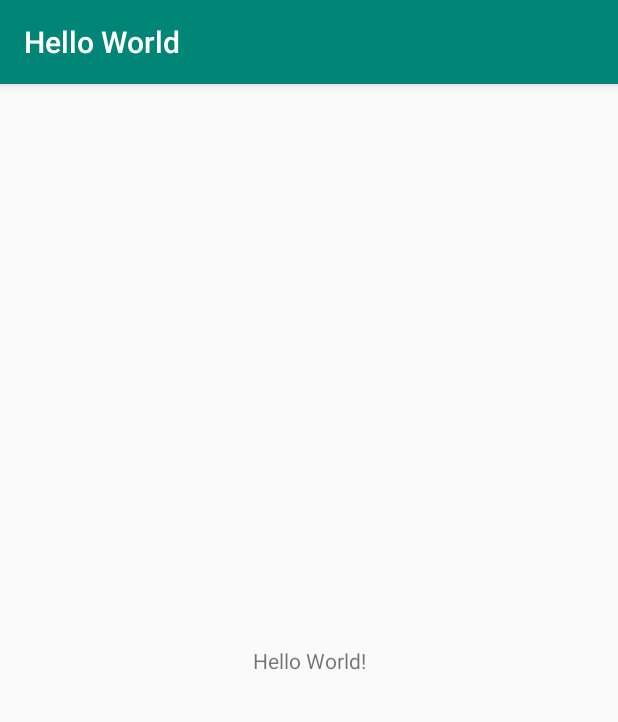
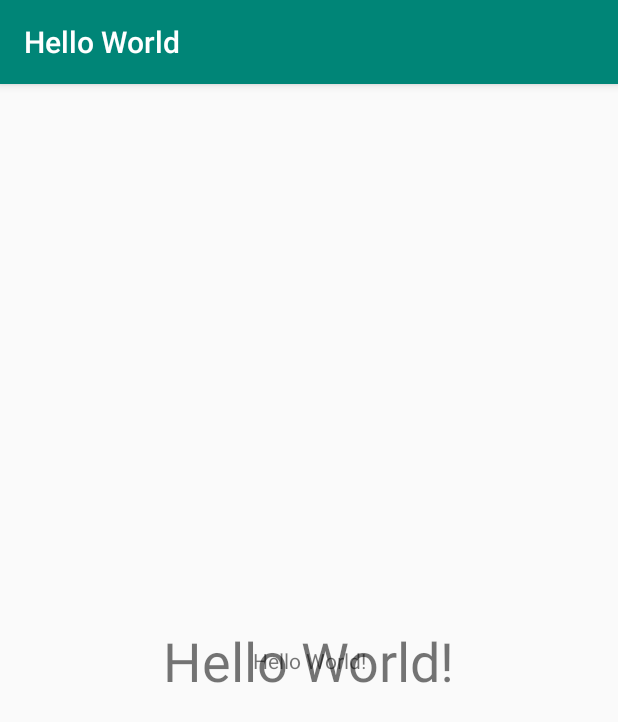
Before and after one commit to CMSC-23-B-8L/exercise-0-ridiculoys, an Android app: the screen it shows after launch (MainActivity), on a phone screen of 412 x 824 dp. Shown: the top 722 px of the screen. Run offline under Robolectric (Android 15) with nearby library versions, the phone set to English and light mode, and no system bars.

Commit message:
created the hello world file in android studio

```diff
--- a/app/src/main/res/layout/activity_main.xml
+++ b/app/src/main/res/layout/activity_main.xml
@@ -14,6 +14,17 @@
         app:layout_constraintBottom_toBottomOf="parent"
         app:layout_constraintLeft_toLeftOf="parent"
         app:layout_constraintRight_toRightOf="parent"
+        app:layout_constraintTop_toTopOf="parent"
+        android:id="@+id/textView" />
+
+    <TextView
+        android:layout_width="wrap_content"
+        android:layout_height="wrap_content"
+        android:text="Hello World!"
+        android:textSize="36sp"
+        app:layout_constraintBottom_toBottomOf="parent"
+        app:layout_constraintLeft_toLeftOf="parent"
+        app:layout_constraintRight_toRightOf="parent"
         app:layout_constraintTop_toTopOf="parent" />
 
 </androidx.constraintlayout.widget.ConstraintLayout>
```
